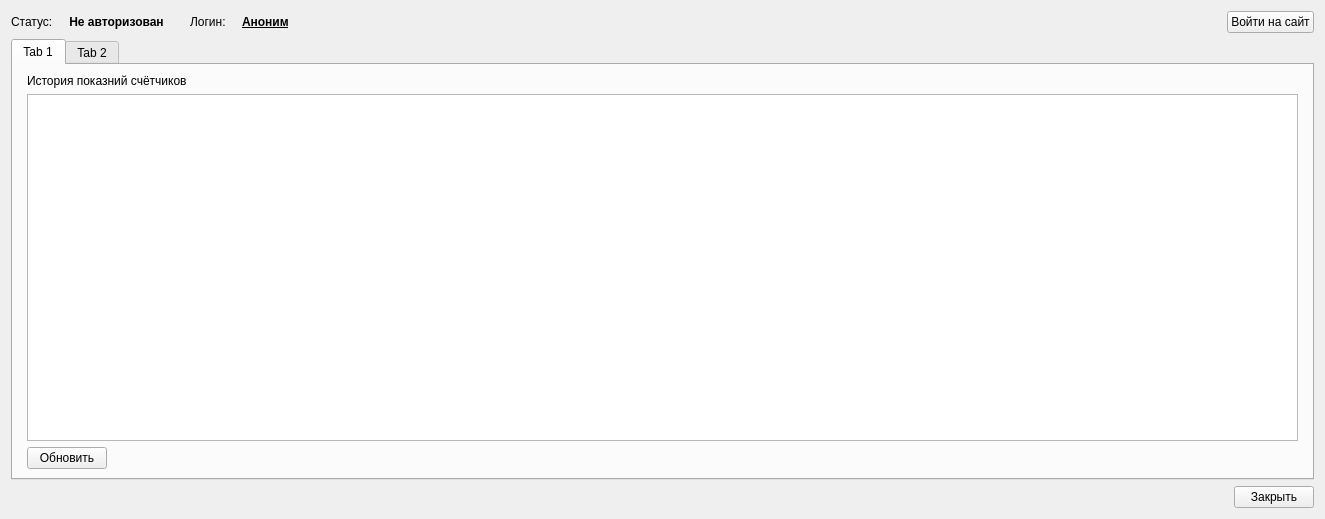
0valse/experiments, file profjilcom_cabinet/main.ui: the form before one commit.
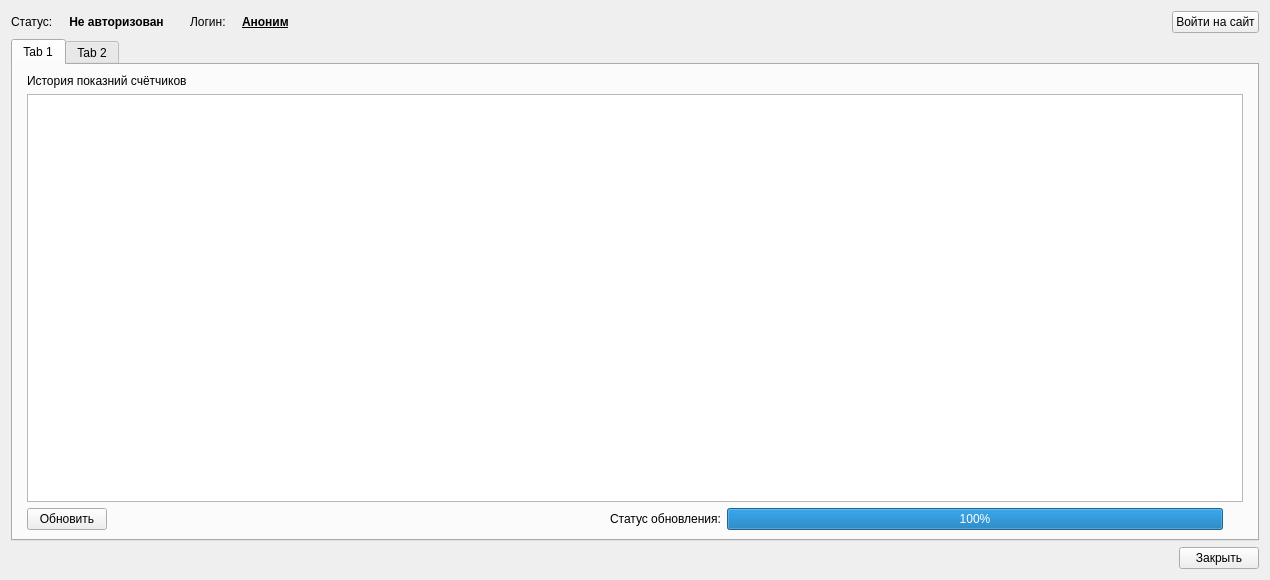
The form after the commit.

The edit to the form file:
```diff
--- a/profjilcom_cabinet/main.ui
+++ b/profjilcom_cabinet/main.ui
@@ -6,8 +6,8 @@
    <rect>
     <x>0</x>
     <y>0</y>
-    <width>1325</width>
-    <height>519</height>
+    <width>1270</width>
+    <height>580</height>
    </rect>
   </property>
   <property name="windowTitle">
@@ -189,6 +189,36 @@
            </property>
           </spacer>
          </item>
+         <item>
+          <widget class="QLabel" name="label_18">
+           <property name="text">
+            <string>Статус обновления:</string>
+           </property>
+          </widget>
+         </item>
+         <item>
+          <widget class="QProgressBar" name="update_progressBar">
+           <property name="value">
+            <number>100</number>
+           </property>
+          </widget>
+         </item>
+         <item>
+          <spacer name="horizontalSpacer_36">
+           <property name="orientation">
+            <enum>Qt::Horizontal</enum>
+           </property>
+           <property name="sizeType">
+            <enum>QSizePolicy::Fixed</enum>
+           </property>
+           <property name="sizeHint" stdset="0">
+            <size>
+             <width>20</width>
+             <height>20</height>
+            </size>
+           </property>
+          </spacer>
+         </item>
         </layout>
        </item>
        <item row="0" column="1">
```
Left out of the diff: 59 changed lines with no effect on the pictures.
